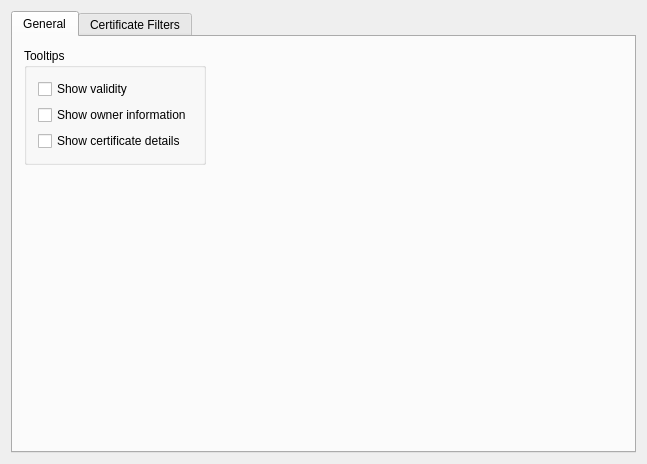
Before: the Qt Designer form conf/appearanceconfigwidget.ui in sensama/kleopatra, drawn with Qt 5.
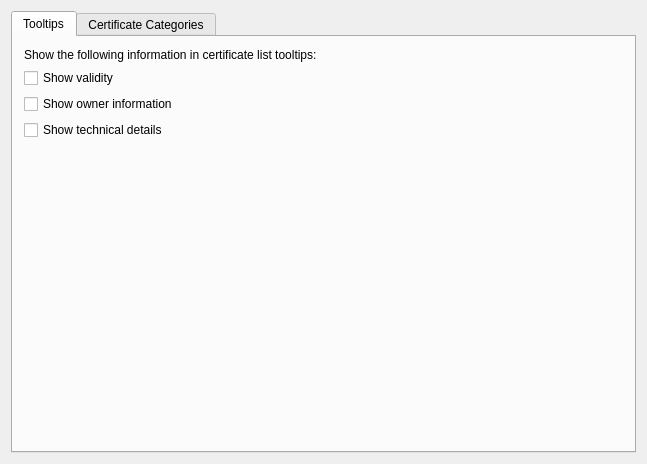
After: the same form once the commit is applied.

Commit message:
AppearanceConfigWidget: reorganize
1. Rename tab General to Tooltips
2. Replace groupbox "Tooltips" with a label.
3. Show certificate details -> Show technical details
4. Rename tab Certificate Filters to Certificate Categories
   (to match handbook terminology).

The edit to the form file:
```diff
--- a/conf/appearanceconfigwidget.ui
+++ b/conf/appearanceconfigwidget.ui
@@ -12,66 +12,43 @@
   <property name="windowTitle" >
    <string>Color &amp; Font Configuration</string>
   </property>
-  <layout class="QGridLayout" >
-   <item row="0" column="0" >
+  <layout class="QVBoxLayout" name="verticalLayout_2" >
+   <item>
     <widget class="QTabWidget" name="tabWidget" >
      <widget class="QWidget" name="tab" >
-      <property name="geometry" >
-       <rect>
-        <x>0</x>
-        <y>0</y>
-        <width>625</width>
-        <height>412</height>
-       </rect>
-      </property>
       <attribute name="title" >
-       <string>General</string>
-      </attribute>
-      <layout class="QGridLayout" >
-       <item row="0" column="0" >
-        <widget class="QGroupBox" name="groupBox" >
-         <property name="title" >
           <string>Tooltips</string>
+      </attribute>
+      <layout class="QVBoxLayout" name="verticalLayout" >
+       <item>
+        <widget class="QLabel" name="label" >
+         <property name="text" >
+          <string>Show the following information in certificate list tooltips:</string>
          </property>
-         <layout class="QGridLayout" >
-          <item row="0" column="0" >
+        </widget>
+       </item>
+       <item>
            <widget class="QCheckBox" name="tooltipValidityCheckBox" >
             <property name="text" >
              <string>Show validity</string>
             </property>
            </widget>
           </item>
-          <item row="1" column="0" >
+       <item>
            <widget class="QCheckBox" name="tooltipOwnerCheckBox" >
             <property name="text" >
              <string>Show owner information</string>
             </property>
            </widget>
           </item>
-          <item row="2" column="0" >
+       <item>
            <widget class="QCheckBox" name="tooltipDetailsCheckBox" >
             <property name="text" >
-             <string>Show certificate details</string>
+          <string>Show technical details</string>
             </property>
            </widget>
           </item>
-         </layout>
-        </widget>
-       </item>
-       <item row="0" column="1" >
-        <spacer>
-         <property name="orientation" >
-          <enum>Qt::Horizontal</enum>
-         </property>
-         <property name="sizeHint" stdset="0" >
-          <size>
-           <width>40</width>
-           <height>20</height>
-          </size>
-         </property>
-        </spacer>
-       </item>
-       <item row="1" column="0" >
+       <item>
         <spacer>
          <property name="orientation" >
           <enum>Qt::Vertical</enum>
@@ -96,7 +73,7 @@
        </rect>
       </property>
       <attribute name="title" >
-       <string>Certificate Filters</string>
+       <string>Certificate Categories</string>
       </attribute>
       <layout class="QGridLayout" >
        <item row="0" column="0" >
```
Left out of the diff: 8 changed lines with no effect on the pictures. Lines whose indentation alone changed are shown as unchanged.
